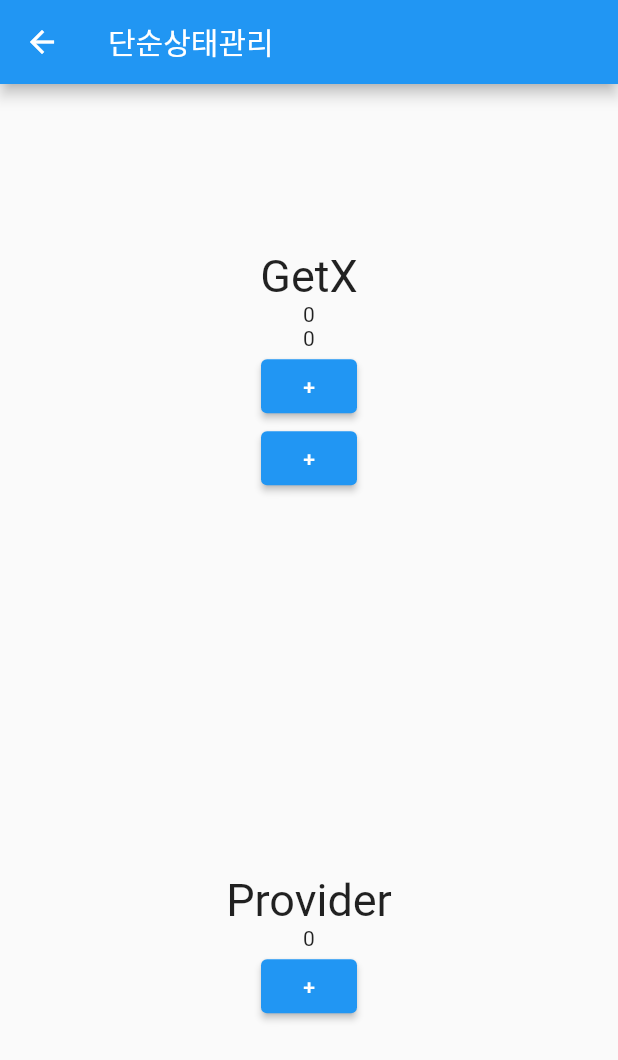
After one commit to KimHyunLo/flutter_getX, a Flutter app: the screen it shows after launch, after a tap on "단순상태관리", on a phone screen of 412 x 824 dp. The commit adds this screen. Shown: the top 1060 px of the screen. Run offline on Flutter 3.47's test engine with Material 2 defaults, Android fonts, the phone set to English and light mode, and no system bars; our stand-ins replace get.

Commit message:
simple state management

```diff
--- a/lib/main.dart
+++ b/lib/main.dart
@@ -1,9 +1,10 @@
 import 'package:flutter/material.dart';
-import 'package:flutter_getx/pages/named/first.dart';
-import 'package:flutter_getx/pages/named/second.dart';
-import 'package:flutter_getx/pages/next.dart';
-import 'package:flutter_getx/pages/normal/first.dart';
-import 'package:flutter_getx/pages/user.dart';
+import 'package:flutter_getx/src/pages/named/first.dart';
+import 'package:flutter_getx/src/pages/named/second.dart';
+import 'package:flutter_getx/src/pages/next.dart';
+import 'package:flutter_getx/src/pages/normal/first.dart';
+import 'package:flutter_getx/src/pages/simple_state_manage.dart';
+import 'package:flutter_getx/src/pages/user.dart';
 import 'package:get/get.dart';
 
 void main() {
@@ -84,6 +85,13 @@ class MyPage extends StatelessWidget {
               },
               child: Text('동적 URL'),
             ),
+            ElevatedButton(
+              onPressed: () {
+                // Navigator.of(context).pushNamed('/first');
+                Get.to(SimpleStateManagePage());
+              },
+              child: Text('단순상태관리'),
+            ),
           ],
         ),
       ),
--- /dev/null
+++ b/lib/src/controller/count_with_getx.dart
@@ -0,0 +1,10 @@
+import 'package:get/get.dart';
+
+class CountControllerWithGetX extends GetxController {
+  int count = 0;
+
+  void increase(String id) {
+    count++;
+    update([id]);
+  }
+}
--- /dev/null
+++ b/lib/src/controller/count_with_provider.dart
@@ -0,0 +1,10 @@
+import 'package:flutter/cupertino.dart';
+
+class CountControllerWithProvider extends ChangeNotifier {
+  int count = 0;
+
+  void increase() {
+    count++;
+    notifyListeners();
+  }
+}
--- a/lib/pages/normal/first.dart
+++ b/lib/src/pages/normal/first.dart
@@ -1,5 +1,5 @@
 import 'package:flutter/material.dart';
-import 'package:flutter_getx/pages/normal/second.dart';
+import 'package:flutter_getx/src/pages/normal/second.dart';
 import 'package:get/get.dart';
 
 class FirstPage extends StatelessWidget {
--- /dev/null
+++ b/lib/src/pages/simple_state_manage.dart
@@ -0,0 +1,32 @@
+import 'package:flutter/material.dart';
+import 'package:flutter_getx/src/controller/count_with_provider.dart';
+import 'package:flutter_getx/src/pages/state/with_getx.dart';
+import 'package:flutter_getx/src/pages/state/with_provider.dart';
+import 'package:provider/provider.dart';
+
+class SimpleStateManagePage extends StatelessWidget {
+  const SimpleStateManagePage({Key? key}) : super(key: key);
+
+  @override
+  Widget build(BuildContext context) {
+    return Scaffold(
+      appBar: AppBar(
+        title: Text('단순상태관리'),
+      ),
+      body: Center(
+        child: Column(
+          mainAxisAlignment: MainAxisAlignment.center,
+          children: [
+            Expanded(child: WithGetX()),
+            Expanded(
+              child: ChangeNotifierProvider<CountControllerWithProvider>(
+                create: (_) => CountControllerWithProvider(),
+                child: WithProvider(),
+              ),
+            ),
+          ],
+        ),
+      ),
+    );
+  }
+}
--- /dev/null
+++ b/lib/src/pages/state/with_getx.dart
@@ -0,0 +1,45 @@
+import 'package:flutter/material.dart';
+import 'package:flutter_getx/src/controller/count_with_getx.dart';
+import 'package:get/get.dart';
+
+class WithGetX extends StatelessWidget {
+  CountControllerWithGetX _controllerWithGetX = Get.put(CountControllerWithGetX());
+
+  WithGetX({Key? key}) : super(key: key);
+
+  @override
+  Widget build(BuildContext context) {
+    return Center(
+      child: Column(
+        mainAxisAlignment: MainAxisAlignment.center,
+        children: [
+          Text("GetX", style: TextStyle(fontSize: 30)),
+          GetBuilder<CountControllerWithGetX>(
+            id: "first",
+            builder: (controller) {
+              return Text("${controller.count}");
+            },
+          ),
+          GetBuilder<CountControllerWithGetX>(
+            id: "second",
+            builder: (controller) {
+              return Text("${controller.count}");
+            },
+          ),
+          ElevatedButton(
+            onPressed: () {
+              Get.find<CountControllerWithGetX>().increase("first");
+            },
+            child: Text("+"),
+          ),
+          ElevatedButton(
+            onPressed: () {
+              Get.find<CountControllerWithGetX>().increase("second");
+            },
+            child: Text("+"),
+          ),
+        ],
+      ),
+    );
+  }
+}
--- /dev/null
+++ b/lib/src/pages/state/with_provider.dart
@@ -0,0 +1,30 @@
+import 'package:flutter/material.dart';
+import 'package:flutter_getx/src/controller/count_with_provider.dart';
+import 'package:provider/provider.dart';
+
+class WithProvider extends StatelessWidget {
+  const WithProvider({Key? key}) : super(key: key);
+
+  @override
+  Widget build(BuildContext context) {
+    return Center(
+      child: Column(
+        mainAxisAlignment: MainAxisAlignment.center,
+        children: [
+          Text("Provider", style: TextStyle(fontSize: 30)),
+          Consumer<CountControllerWithProvider>(
+            builder: (BuildContext context, value, Widget? child) {
+              return Text("${value.count}");
+            },
+          ),
+          ElevatedButton(
+            onPressed: () {
+              Provider.of<CountControllerWithProvider>(context, listen: false).increase();
+            },
+            child: Text("+"),
+          ),
+        ],
+      ),
+    );
+  }
+}
--- a/pubspec.yaml
+++ b/pubspec.yaml
@@ -36,6 +36,7 @@ dependencies:
   # Use with the CupertinoIcons class for iOS style icons.
   cupertino_icons: ^1.0.2
   get: ^4.6.5
+  provider: ^6.0.5
 
 dev_dependencies:
   flutter_test:
```
Also changed, not shown: lib/src/pages/named/first.dart (renamed from lib/pages/named/first.dart), lib/src/pages/named/second.dart (renamed from lib/pages/named/second.dart), lib/src/pages/next.dart (renamed from lib/pages/next.dart), lib/src/pages/normal/second.dart (renamed from lib/pages/normal/second.dart), lib/src/pages/user.dart (renamed from lib/pages/user.dart), pubspec.lock.
